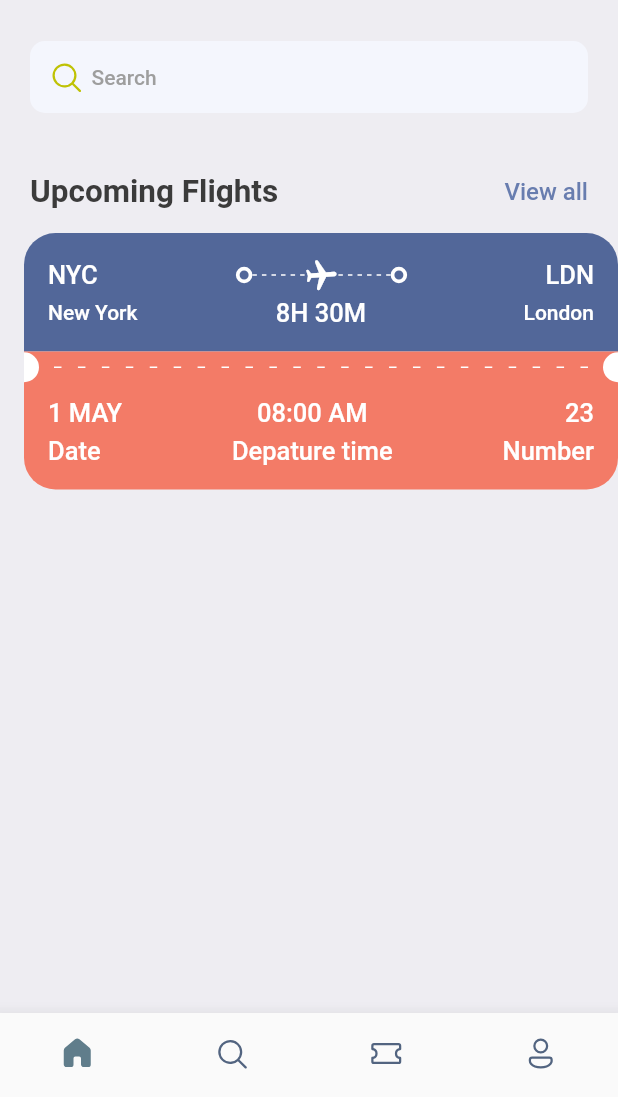
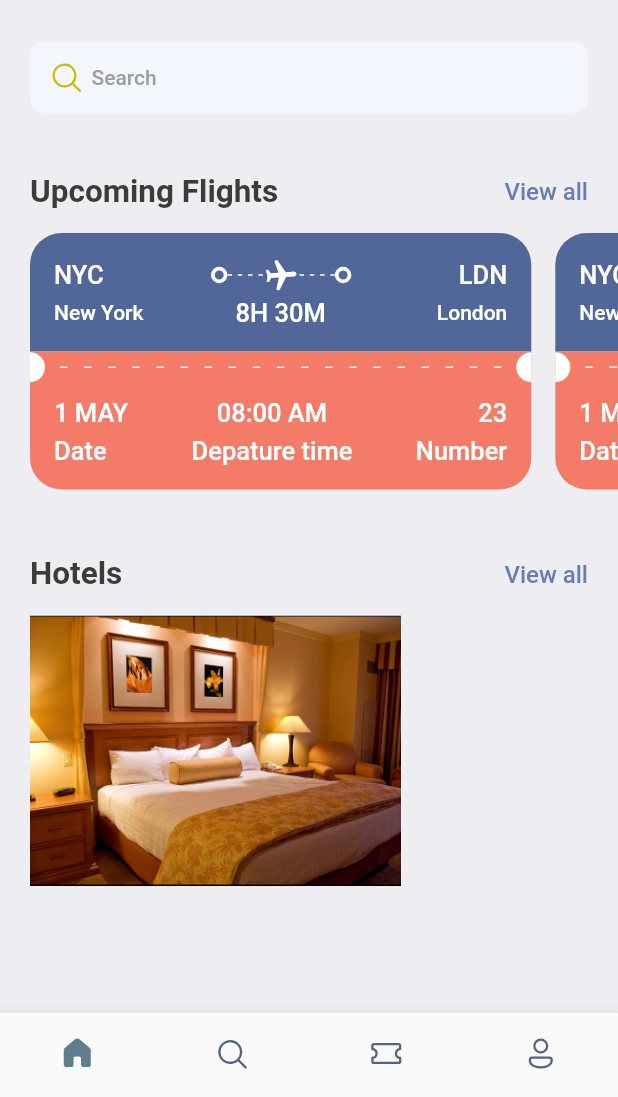
Before and after one commit to avi5079/ticket-booking-app, a Flutter app: the screen it shows after launch, on a phone screen of 412 x 824 dp, the part 139-1236 px from its top. Run offline on Flutter 3.47's test engine with Material 2 defaults, Android fonts, the phone set to English and light mode, and no system bars; our stand-ins replace fluentui_icons, gap.

Commit message:
hotels-view-added

```diff
--- a/lib/screens/home_screen.dart
+++ b/lib/screens/home_screen.dart
@@ -2,6 +2,7 @@
 import 'package:fluentui_icons/fluentui_icons.dart';
 import 'package:flutter/material.dart';
 import 'package:gap/gap.dart';
+import 'package:ticket_booking_app/screens/hotel_screen.dart';
 import 'package:ticket_booking_app/screens/ticket_view.dart';
 
 import '../utils/app_styles.dart';
@@ -15,8 +16,7 @@ class HomeScreen extends StatelessWidget {
   Widget build(BuildContext context) {
     return Scaffold(
       backgroundColor: Styles.bgColor,
-      body: ListView(
-        children: [
+      body: ListView(children: [
         Container(
             padding: const EdgeInsets.symmetric(horizontal: 20),
             child: Column(children: [
@@ -77,17 +77,50 @@ class HomeScreen extends StatelessWidget {
                     },
                     child: Text(
                       "View all",
-                        style: Styles.textStyle
-                            .copyWith(color: Styles.primaryColor),
+                      style:
+                          Styles.textStyle.copyWith(color: Styles.primaryColor),
                     ),
                   )
                 ],
               )
             ])),
         const Gap(15),
-          const TicketView()
+        SingleChildScrollView(
+            scrollDirection: Axis.horizontal,
+            padding: const EdgeInsets.only(left: 20),
+            child: Row(
+              children: const [
+                TicketView(),
+                TicketView(),
+              ],
+            )),
+        const Gap(15),
+        Container(
+          padding: const EdgeInsets.symmetric(horizontal: 20),
+          child: Row(
+            mainAxisAlignment: MainAxisAlignment.spaceBetween,
+            children: [
+              Text("Hotels", style: Styles.headLineStyle2),
+              InkWell(
+                onTap: () {},
+                child: Text(
+                  "View all",
+                  style: Styles.textStyle.copyWith(color: Styles.primaryColor),
+                ),
+              )
             ],
           ),
+        ),
+        const Gap(15),
+        SingleChildScrollView(
+            scrollDirection: Axis.horizontal,
+            padding: const EdgeInsets.only(left: 20),
+            child: Row(
+              children: const [
+                HotelScreen(),
+              ],
+            )),
+      ]),
     );
   }
 }
--- /dev/null
+++ b/lib/screens/hotel_screen.dart
@@ -0,0 +1,28 @@
+import 'package:flutter/cupertino.dart';
+// import 'package:flutter/src/widgets/container.dart';
+// import 'package:flutter/src/widgets/framework.dart';
+import 'package:ticket_booking_app/utils/app_layout.dart';
+import 'package:ticket_booking_app/utils/app_styles.dart';
+
+class HotelScreen extends StatelessWidget {
+  const HotelScreen({super.key});
+
+  @override
+  Widget build(BuildContext context) {
+    final size = AppLayout.getSize(context);
+    return SizedBox(
+        width: size.width * 0.6,
+        height: 350,
+        child: Column(
+          children: [
+            Container(
+                height: 180,
+                decoration: BoxDecoration(
+                    color: Styles.primaryColor,
+                    image: const DecorationImage(
+                        fit: BoxFit.cover,
+                        image: AssetImage("assets/images/hotel-room.png"))))
+          ],
+        ));
+  }
+}
--- a/lib/screens/ticket_view.dart
+++ b/lib/screens/ticket_view.dart
@@ -1,4 +1,4 @@
-import 'package:flutter/cupertino.dart';
+// import 'package:flutter/cupertino.dart';
 import 'package:flutter/material.dart';
 import 'package:gap/gap.dart';
 import 'package:ticket_booking_app/utils/app_styles.dart';
@@ -12,11 +12,12 @@ class TicketView extends StatelessWidget {
   @override
   Widget build(BuildContext context) {
     final size = AppLayout.getSize(context);
+    // print(size.height);
     return SizedBox(
-        width: size.width,
-        height: size.height,
+        width: size.width * 0.85,
+        height: 200,
         child: Container(
-          margin: const EdgeInsets.only(left: 16),
+          margin: const EdgeInsets.only(right: 16),
           child: Column(
             children: [
               Container(
```
Also changed, not shown: assets/images/hotel-room.png (added). Lines whose indentation alone changed are shown as unchanged.
